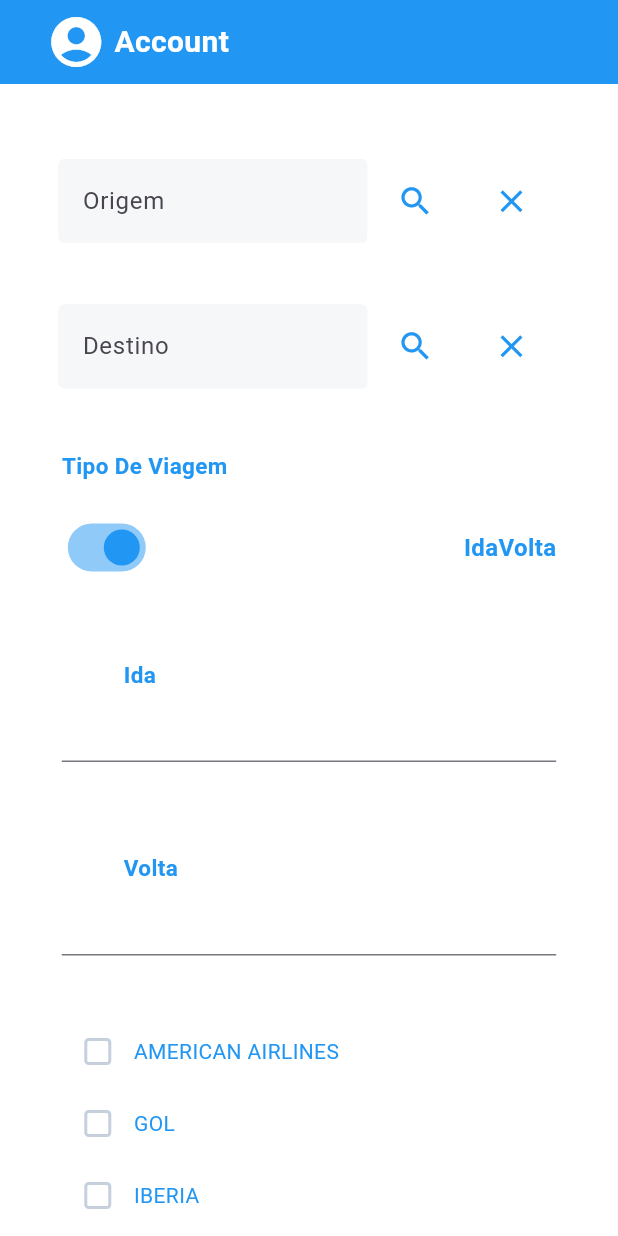
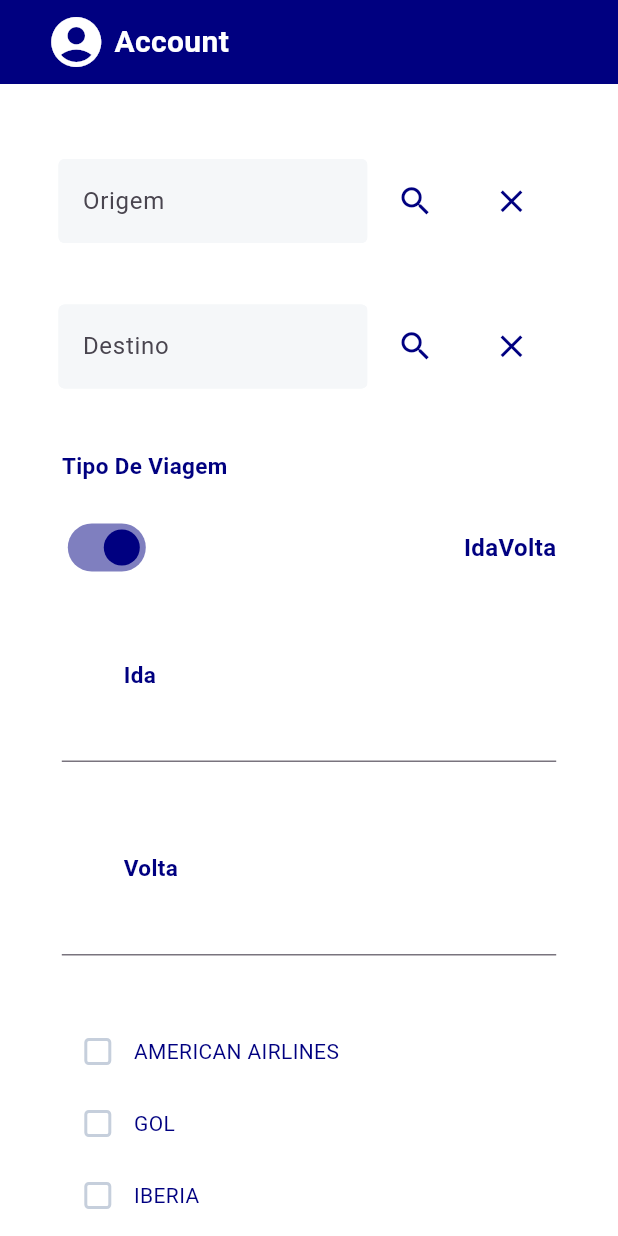
Before and after one commit to RodrigoToledo5599/desafio_tecnico_busca_milhas, a Flutter app: the screen it shows after launch, on a phone screen of 412 x 824 dp. Run offline on Flutter 3.47's test engine with Material 3 defaults, Android fonts, the phone set to English and light mode, and no system bars; drawn by our look-alikes of date_field; our stand-ins replace shared_preferences; missing offline and left inert: iconic.

Commit message:
mudando a cor

```diff
--- a/lib/Views/TelaDeResultados.dart
+++ b/lib/Views/TelaDeResultados.dart
@@ -78,7 +78,7 @@ class TelaDeResultadosState extends State<TelaDeResultados>{
                     const Text(
                       "Voos encontrados",
                       style: TextStyle(
-                          color: Colors.blue,
+                          color: Color.fromRGBO(0, 0, 128, 1),
                           fontWeight: FontWeight.w600,
                           fontSize: 20
                       ),
--- a/lib/Views/TelaInicial.dart
+++ b/lib/Views/TelaInicial.dart
@@ -171,7 +171,7 @@ class TelaInicialState extends State<TelaInicial> {
                         ),
                       ),
                       style: ElevatedButton.styleFrom(
-                        backgroundColor: Colors.blue,
+                        backgroundColor: Color.fromRGBO(0, 0, 128, 1),
                         foregroundColor: Colors.white,
                         elevation: 5,
                         shadowColor: Colors.black,
--- a/lib/Widgets/BottomBar.dart
+++ b/lib/Widgets/BottomBar.dart
@@ -16,7 +16,7 @@ class BottomBar<T extends Widget> extends StatelessWidget {
   Widget build(BuildContext context){
     return Container(
       height: MediaQuery.sizeOf(context).height * 0.1,
-      color: Colors.blue,
+      color: Color.fromRGBO(0, 0, 128, 1),
       child: Row(
           children:[
             IconButton(
--- a/lib/Widgets/TelaDeResultados/SingleFlightData.dart
+++ b/lib/Widgets/TelaDeResultados/SingleFlightData.dart
@@ -36,7 +36,7 @@ class SingleFlightDataState extends State<SingleFlightData>{
         ),
         child: Container(
             decoration: BoxDecoration(
-              color: Colors.blue,
+              color: Color.fromRGBO(0, 0, 128, 1),
               borderRadius: BorderRadius.circular(8),
             ),
             width: MediaQuery.sizeOf(context).width * 0.8,
--- a/lib/Widgets/TelaInicial/PesquisaAeroporto.dart
+++ b/lib/Widgets/TelaInicial/PesquisaAeroporto.dart
@@ -88,7 +88,7 @@ class PesquisaAeroportoState extends State<PesquisaAeroporto>{
                               ),
                               child: const Icon(
                                 Icons.search,
-                                color: Colors.blue,
+                                color: Color.fromRGBO(0, 0, 128, 1),
                                 size: 25,
                               ),
                             ),
@@ -115,7 +115,7 @@ class PesquisaAeroportoState extends State<PesquisaAeroporto>{
                               ),
                               child: const Icon(
                                 Icons.close,
-                                color: Colors.blue,
+                                color: Color.fromRGBO(0, 0, 128, 1),
                                 size: 25,
                               ),
                             ),
@@ -149,7 +149,7 @@ class PesquisaAeroportoState extends State<PesquisaAeroporto>{
                                   maxLines: 2,
                                   softWrap: false,
                                   style: const TextStyle(
-                                    color: Colors.blue,
+                                    color: Color.fromRGBO(0, 0, 128, 1),
                                     fontWeight: FontWeight.w500,
                                     fontSize: 12,
                                   ),
--- a/lib/Widgets/TelaInicial/SelectCompanhiaAerea.dart
+++ b/lib/Widgets/TelaInicial/SelectCompanhiaAerea.dart
@@ -73,7 +73,7 @@ class SelectCompanhiaAereaState extends State<SelectCompanhiaAerea> {
                   Text(
                     item,
                     style: const TextStyle(
-                        color: Colors.blue
+                        color: Color.fromRGBO(0, 0, 128, 1)
                     ),
                   ),
                 ],
--- a/lib/Widgets/TelaInicial/SelectData.dart
+++ b/lib/Widgets/TelaInicial/SelectData.dart
@@ -88,7 +88,7 @@ class SelectDataState extends State<SelectData>{
                 //             color: Colors.white,
                 //             border: Border.all(
                 //               width: 2,
-                //               color: Colors.blue,
+                //               color: Color.fromRGBO(0, 0, 128, 1),
                 //               style: BorderStyle.solid,
                 //             ),
                 //           ),
@@ -99,7 +99,7 @@ class SelectDataState extends State<SelectData>{
                 //               style: TextStyle(
                 //                 fontSize: 25,
                 //                 fontWeight: FontWeight.w900,
-                //                 color: Colors.blue
+                //                 color: Color.fromRGBO(0, 0, 128, 1)
                 //               ),
                 //             ),
                 //           )
@@ -118,7 +118,7 @@ class SelectDataState extends State<SelectData>{
                 //           },
                 //           icon: Icon(
                 //               Icons.alarm,
-                //               color: Colors.blue,
+                //               color: Color.fromRGBO(0, 0, 128, 1),
                 //               size: 40,
                 //           )
                 //       )
--- a/lib/Widgets/TelaInicial/SelectDataETipoDeViagem.dart
+++ b/lib/Widgets/TelaInicial/SelectDataETipoDeViagem.dart
@@ -67,7 +67,7 @@ class SelectDataETipoDeViagemState extends State<SelectDataETipoDeViagem>{
                     Text(
                       "Tipo De Viagem",
                       style: TextStyle(
-                          color: Colors.blue,
+                          color: Color.fromRGBO(0, 0, 128, 1),
                           fontWeight: FontWeight.w600,
                           fontSize: 15
                       ),
@@ -83,7 +83,7 @@ class SelectDataETipoDeViagemState extends State<SelectDataETipoDeViagem>{
                         children:[
                           Switch(
                             value: this.switch_value,
-                            activeColor: Colors.blue,
+                            activeColor: Color.fromRGBO(0, 0, 128, 1),
                             onChanged: (bool value) {
                               setState(() {
                                 this.switch_value = value;
@@ -94,7 +94,7 @@ class SelectDataETipoDeViagemState extends State<SelectDataETipoDeViagem>{
                           Text(
                             "${this.ida_ou_ida_volta}",
                             style: TextStyle(
-                                color: Colors.blue,
+                                color: Color.fromRGBO(0, 0, 128, 1),
                                 fontWeight: FontWeight.w600,
                                 fontSize: 16
                             ),
@@ -110,7 +110,7 @@ class SelectDataETipoDeViagemState extends State<SelectDataETipoDeViagem>{
                               style: TextStyle(
                                   fontSize: 15,
                                   fontWeight: FontWeight.w600,
-                                  color: Colors.blue
+                                  color: Color.fromRGBO(0, 0, 128, 1)
                               ),
                             ),
                           ]
@@ -131,7 +131,7 @@ class SelectDataETipoDeViagemState extends State<SelectDataETipoDeViagem>{
                                     style: TextStyle(
                                         fontSize: 15,
                                         fontWeight: FontWeight.w600,
-                                        color: Colors.blue
+                                        color: Color.fromRGBO(0, 0, 128, 1)
                                     ),
                                   ),
                                 ]
--- a/lib/Widgets/TelaInicial/SelectNPassageiros.dart
+++ b/lib/Widgets/TelaInicial/SelectNPassageiros.dart
@@ -38,7 +38,7 @@ class SelectNPassageirosState extends State<SelectNPassageiros>{
                           style: TextStyle(
                               fontSize: 18,
                               fontWeight: FontWeight.w600,
-                              color: Colors.blue
+                              color: Color.fromRGBO(0, 0, 128, 1)
                           ),
                       ),
                       Container(
@@ -67,7 +67,7 @@ class SelectNPassageirosState extends State<SelectNPassageiros>{
                           style: TextStyle(
                               fontSize: 18,
                               fontWeight: FontWeight.w600,
-                              color: Colors.blue
+                              color: Color.fromRGBO(0, 0, 128, 1)
                           ),
                       ),
                       Container(
@@ -96,7 +96,7 @@ class SelectNPassageirosState extends State<SelectNPassageiros>{
                           style: TextStyle(
                               fontSize: 18,
                               fontWeight: FontWeight.w600,
-                              color: Colors.blue
+                              color: Color.fromRGBO(0, 0, 128, 1)
                           ),
                       ),
                       Container(
--- a/lib/Widgets/UpBar.dart
+++ b/lib/Widgets/UpBar.dart
@@ -12,7 +12,7 @@ class UpBar extends StatelessWidget implements PreferredSizeWidget{
     return AppBar(
       actions: [
         Container(
-          color: Colors.blue,
+          color: Color.fromRGBO(0, 0, 128, 1),
           width: MediaQuery.sizeOf(context).width * 1,
           child:
           Row(
@@ -37,10 +37,10 @@ class UpBar extends StatelessWidget implements PreferredSizeWidget{
                         ),
                       ]
                   ),
-                  color:  Colors.blue,
+                  color:  Color.fromRGBO(0, 0, 128, 1),
                 ),
                 Container(
-                    color: Colors.blue,
+                    color: Color.fromRGBO(0, 0, 128, 1),
                     child:
                       Row(
                         children:[
@@ -57,7 +57,7 @@ class UpBar extends StatelessWidget implements PreferredSizeWidget{
           ),
         ),
       ],
-      backgroundColor: Colors.blue,
+      backgroundColor: Color.fromRGBO(0, 0, 128, 1),
     );
   }
   @override
```
Also changed, not shown: lib/Views/TelaFlightData.dart (+13 -12 lines), lib/Widgets/TelaFlightData/Conexoes.dart (+4 -4 lines), lib/Widgets/TelaFlightData/FlightPrice.dart (+4 -4 lines), lib/Widgets/TelaFlightData/TipoMilhas.dart (+18 -18 lines), lib/Widgets/TelaFlightData/TipoValor.dart (+17 -17 lines).
